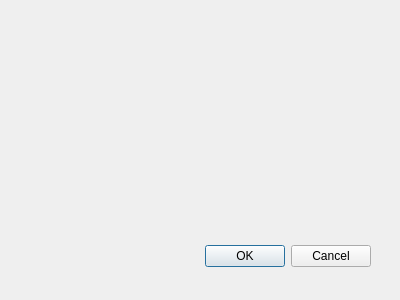
JosephBisso/Starlink, file src/land.ui: the form before one commit.
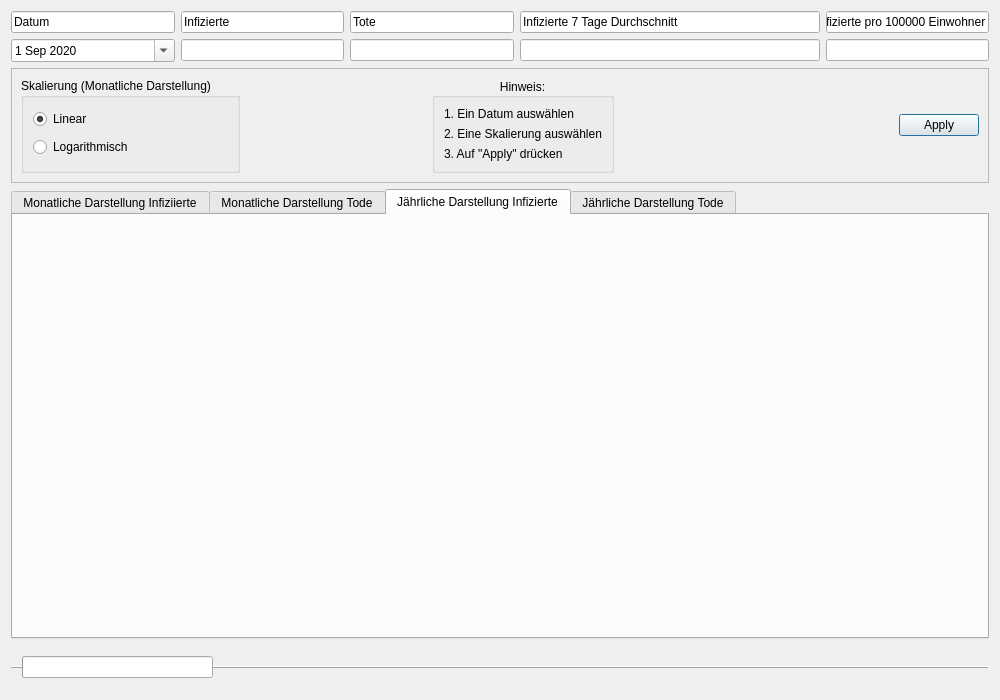
The form after the commit.

What changed in the file:
```diff
--- a/src/land.ui
+++ b/src/land.ui
@@ -8,29 +8,406 @@
    <rect>
     <x>0</x>
     <y>0</y>
-    <width>400</width>
-    <height>300</height>
+    <width>1000</width>
+    <height>700</height>
    </rect>
   </property>
   <property name="windowTitle">
    <string>Dialog</string>
   </property>
-  <widget name="buttonBox" class="QDialogButtonBox">
-   <property name="geometry">
-    <rect>
-     <x>30</x>
-     <y>240</y>
-     <width>341</width>
-     <height>32</height>
-    </rect>
-   </property>
-   <property name="orientation">
-    <enum>Qt::Horizontal</enum>
-   </property>
-   <property name="standardButtons">
-    <set>QDialogButtonBox::Cancel|QDialogButtonBox::Ok</set>
-   </property>
-  </widget>
+  <layout class="QVBoxLayout" name="verticalLayout_7">
+   <item>
+    <layout class="QGridLayout" name="gridLayout">
+     <item row="2" column="2">
+      <widget class="QLineEdit" name="lineEdit_5">
+       <property name="text">
+        <string>Tote</string>
+       </property>
+       <property name="readOnly">
+        <bool>true</bool>
+       </property>
+      </widget>
+     </item>
+     <item row="4" column="1">
+      <widget class="QLineEdit" name="lineEdit_4">
+       <property name="readOnly">
+        <bool>true</bool>
+       </property>
+      </widget>
+     </item>
+     <item row="4" column="2">
+      <widget class="QLineEdit" name="lineEdit_6">
+       <property name="readOnly">
+        <bool>true</bool>
+       </property>
+      </widget>
+     </item>
+     <item row="2" column="0">
+      <widget class="QLineEdit" name="lineEdit_3">
+       <property name="text">
+        <string>Datum</string>
+       </property>
+       <property name="readOnly">
+        <bool>true</bool>
+       </property>
+      </widget>
+     </item>
+     <item row="4" column="4">
+      <widget class="QLineEdit" name="lineEdit_7">
+       <property name="readOnly">
+        <bool>true</bool>
+       </property>
+      </widget>
+     </item>
+     <item row="2" column="1">
+      <widget class="QLineEdit" name="lineEdit">
+       <property name="text">
+        <string>Infizierte</string>
+       </property>
+       <property name="readOnly">
+        <bool>true</bool>
+       </property>
+      </widget>
+     </item>
+     <item row="2" column="4">
+      <widget class="QLineEdit" name="lineEdit_2">
+       <property name="minimumSize">
+        <size>
+         <width>300</width>
+         <height>0</height>
+        </size>
+       </property>
+       <property name="text">
+        <string>Infizierte 7 Tage Durchschnitt</string>
+       </property>
+       <property name="readOnly">
+        <bool>true</bool>
+       </property>
+      </widget>
+     </item>
+     <item row="4" column="0">
+      <widget class="QDateEdit" name="dateEdit">
+       <property name="readOnly">
+        <bool>false</bool>
+       </property>
+       <property name="buttonSymbols">
+        <enum>QAbstractSpinBox::NoButtons</enum>
+       </property>
+       <property name="accelerated">
+        <bool>false</bool>
+       </property>
+       <property name="dateTime">
+        <datetime>
+         <hour>0</hour>
+         <minute>0</minute>
+         <second>0</second>
+         <year>2020</year>
+         <month>9</month>
+         <day>1</day>
+        </datetime>
+       </property>
+       <property name="minimumDateTime">
+        <datetime>
+         <hour>0</hour>
+         <minute>0</minute>
+         <second>0</second>
+         <year>2020</year>
+         <month>1</month>
+         <day>1</day>
+        </datetime>
+       </property>
+       <property name="currentSection">
+        <enum>QDateTimeEdit::DaySection</enum>
+       </property>
+       <property name="calendarPopup">
+        <bool>true</bool>
+       </property>
+       <property name="timeSpec">
+        <enum>Qt::LocalTime</enum>
+       </property>
+       <property name="date">
+        <date>
+         <year>2020</year>
+         <month>9</month>
+         <day>1</day>
+        </date>
+       </property>
+      </widget>
+     </item>
+     <item row="2" column="5">
+      <widget class="QLineEdit" name="lineEdit_8">
+       <property name="text">
+        <string>Infizierte pro 100000 Einwohner</string>
+       </property>
+       <property name="readOnly">
+        <bool>true</bool>
+       </property>
+      </widget>
+     </item>
+     <item row="4" column="5">
+      <widget class="QLineEdit" name="lineEdit_9">
+       <property name="readOnly">
+        <bool>true</bool>
+       </property>
+      </widget>
+     </item>
+    </layout>
+   </item>
+   <item>
+    <widget class="QFrame" name="frame">
+     <property name="frameShape">
+      <enum>QFrame::StyledPanel</enum>
+     </property>
+     <property name="frameShadow">
+      <enum>QFrame::Raised</enum>
+     </property>
+     <layout class="QGridLayout" name="gridLayout_4">
+      <item row="0" column="0">
+       <widget class="QGroupBox" name="groupBox">
+        <property name="enabled">
+         <bool>true</bool>
+        </property>
+        <property name="title">
+         <string>Skalierung (Monatliche Darstellung)</string>
+        </property>
+        <property name="flat">
+         <bool>false</bool>
+        </property>
+        <property name="checkable">
+         <bool>false</bool>
+        </property>
+        <layout class="QVBoxLayout" name="verticalLayout_6">
+         <item>
+          <widget class="QRadioButton" name="skalaLiear">
+           <property name="text">
+            <string>Linear</string>
+           </property>
+           <property name="checked">
+            <bool>true</bool>
+           </property>
+          </widget>
+         </item>
+         <item>
+          <widget class="QRadioButton" name="skalaLogarithm">
+           <property name="text">
+            <string>Logarithmisch</string>
+           </property>
+          </widget>
+         </item>
+        </layout>
+       </widget>
+      </item>
+      <item row="0" column="5">
+       <spacer name="horizontalSpacer_2">
+        <property name="orientation">
+         <enum>Qt::Horizontal</enum>
+        </property>
+        <property name="sizeHint" stdset="0">
+         <size>
+          <width>40</width>
+          <height>20</height>
+         </size>
+        </property>
+       </spacer>
+      </item>
+      <item row="0" column="6">
+       <widget class="QDialogButtonBox" name="buttonBox">
+        <property name="standardButtons">
+         <set>QDialogButtonBox::Apply</set>
+        </property>
+        <property name="centerButtons">
+         <bool>false</bool>
+        </property>
+       </widget>
+      </item>
+      <item row="0" column="1">
+       <spacer name="horizontalSpacer">
+        <property name="orientation">
+         <enum>Qt::Horizontal</enum>
+        </property>
+        <property name="sizeHint" stdset="0">
+         <size>
+          <width>40</width>
+          <height>20</height>
+         </size>
+        </property>
+       </spacer>
+      </item>
+      <item row="0" column="2">
+       <widget class="Line" name="line">
+        <property name="orientation">
+         <enum>Qt::Horizontal</enum>
+        </property>
+       </widget>
+      </item>
+      <item row="0" column="4">
+       <widget class="QGroupBox" name="groupBox_2">
+        <property name="title">
+         <string>Hinweis:</string>
+        </property>
+        <property name="alignment">
+         <set>Qt::AlignCenter</set>
+        </property>
+        <property name="flat">
+         <bool>false</bool>
+        </property>
+        <layout class="QGridLayout" name="gridLayout_6">
+         <item row="0" column="0">
+          <widget class="QLabel" name="label">
+           <property name="text">
+            <string>1. Ein Datum auswählen</string>
+           </property>
+          </widget>
+         </item>
+         <item row="1" column="0">
+          <widget class="QLabel" name="label_2">
+           <property name="text">
+            <string>2. Eine Skalierung auswählen</string>
+           </property>
+          </widget>
+         </item>
+         <item row="2" column="0">
+          <widget class="QLabel" name="label_3">
+           <property name="text">
+            <string>3. Auf &quot;Apply&quot; drücken</string>
+           </property>
+          </widget>
+         </item>
+        </layout>
+       </widget>
+      </item>
+     </layout>
+    </widget>
+   </item>
+   <item>
+    <layout class="QVBoxLayout" name="verticalLayout">
+     <item>
+      <widget class="QTabWidget" name="tabWidget">
+       <property name="currentIndex">
+        <number>2</number>
+       </property>
+       <widget class="QWidget" name="tab">
+        <attribute name="title">
+         <string>Monatliche Darstellung Infiziierte</string>
+        </attribute>
+        <layout class="QGridLayout" name="gridLayout_2">
+         <item row="0" column="0">
+          <layout class="QVBoxLayout" name="verticalLayout_3"/>
+         </item>
+        </layout>
+       </widget>
+       <widget class="QWidget" name="tab_5">
+        <attribute name="title">
+         <string>Monatliche Darstellung Tode</string>
+        </attribute>
+        <layout class="QGridLayout" name="gridLayout_3">
+         <item row="0" column="0">
+          <layout class="QVBoxLayout" name="verticalLayout_9"/>
+         </item>
+        </layout>
+       </widget>
+       <widget class="QWidget" name="Tab_2">
+        <attribute name="title">
+         <string>Jährliche Darstellung Infizierte</string>
+        </attribute>
+        <layout class="QVBoxLayout" name="verticalLayout_5">
+         <item>
+          <layout class="QVBoxLayout" name="verticalLayout_4"/>
+         </item>
+        </layout>
+       </widget>
+       <widget class="QWidget" name="tab_3">
+        <attribute name="title">
+         <string>Jährliche Darstellung Tode</string>
+        </attribute>
+        <layout class="QVBoxLayout" name="verticalLayout_8">
+         <item>
+          <layout class="QVBoxLayout" name="verticalLayout_2"/>
+         </item>
+        </layout>
+       </widget>
+      </widget>
+     </item>
+    </layout>
+   </item>
+   <item>
+    <widget class="QFrame" name="frame_2">
+     <property name="frameShape">
+      <enum>QFrame::HLine</enum>
+     </property>
+     <property name="frameShadow">
+      <enum>QFrame::Raised</enum>
+     </property>
+     <layout class="QGridLayout" name="gridLayout_5">
+      <item row="0" column="3">
+       <spacer name="horizontalSpacer_4">
+        <property name="orientation">
+         <enum>Qt::Horizontal</enum>
+        </property>
+        <property name="sizeHint" stdset="0">
+         <size>
+          <width>40</width>
+          <height>20</height>
+         </size>
+        </property>
+       </spacer>
+      </item>
+      <item row="0" column="0">
+       <widget class="QProgressBar" name="progressBar">
+        <property name="value">
+         <number>0</number>
+        </property>
+        <property name="textVisible">
+         <bool>false</bool>
+        </property>
+        <property name="orientation">
+         <enum>Qt::Horizontal</enum>
+        </property>
+       </widget>
+      </item>
+      <item row="0" column="4">
+       <spacer name="horizontalSpacer_3">
+        <property name="orientation">
+         <enum>Qt::Horizontal</enum>
+        </property>
+        <property name="sizeHint" stdset="0">
+         <size>
+          <width>40</width>
+          <height>20</height>
+         </size>
+        </property>
+       </spacer>
+      </item>
+      <item row="0" column="2">
+       <spacer name="horizontalSpacer_5">
+        <property name="orientation">
+         <enum>Qt::Horizontal</enum>
+        </property>
+        <property name="sizeHint" stdset="0">
+         <size>
+          <width>40</width>
+          <height>20</height>
+         </size>
+        </property>
+       </spacer>
+      </item>
+      <item row="0" column="1">
+       <spacer name="horizontalSpacer_6">
+        <property name="orientation">
+         <enum>Qt::Horizontal</enum>
+        </property>
+        <property name="sizeHint" stdset="0">
+         <size>
+          <width>40</width>
+          <height>20</height>
+         </size>
+        </property>
+       </spacer>
+      </item>
+     </layout>
+    </widget>
+   </item>
+  </layout>
  </widget>
  <pixmapfunction/>
  <resources/>
```
Left out of the diff: 44 changed lines with no effect on the pictures.
